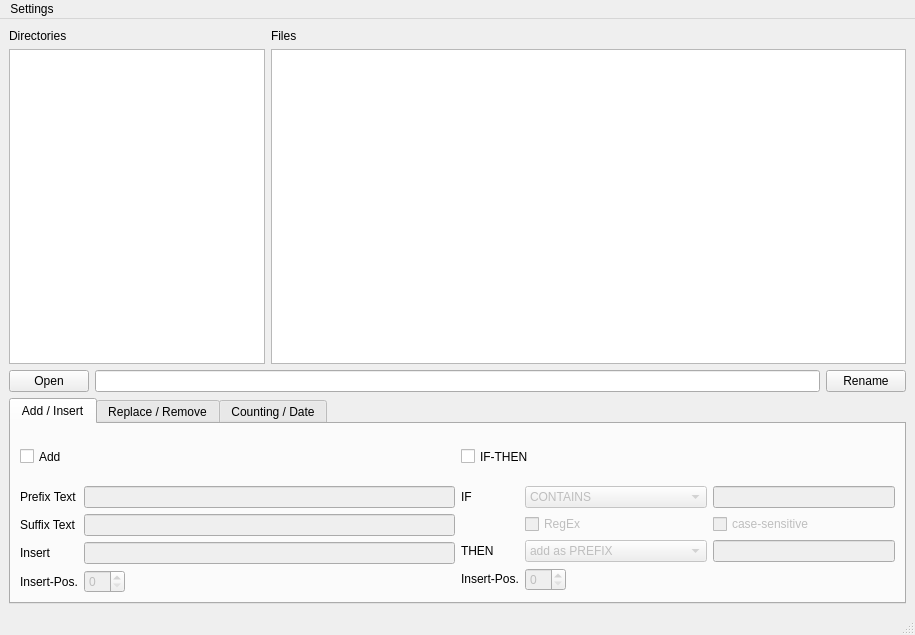
Before: the Qt Designer form mainwindow.ui in Addi90/ARenamerTool, drawn with Qt 5.
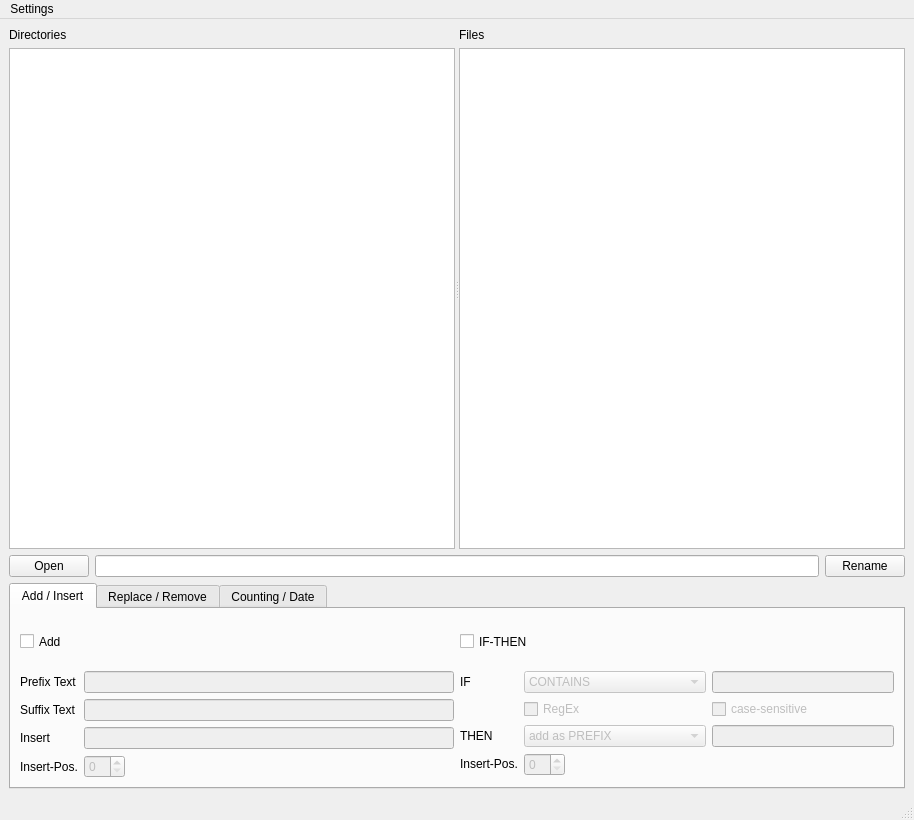
After: the same form once the commit is applied.

Commit message: changed file-ext. detection, gui

Diff of the .ui file:
```diff
--- a/mainwindow.ui
+++ b/mainwindow.ui
@@ -6,8 +6,8 @@
    <rect>
     <x>0</x>
     <y>0</y>
-    <width>915</width>
-    <height>635</height>
+    <width>914</width>
+    <height>820</height>
    </rect>
   </property>
   <property name="windowTitle">
@@ -22,12 +22,26 @@
    </property>
    <layout class="QVBoxLayout" name="verticalLayout">
     <item>
-     <layout class="QFormLayout" name="formLayout">
-      <property name="topMargin">
-       <number>1</number>
+     <widget class="QSplitter" name="splitter">
+      <property name="sizePolicy">
+       <sizepolicy hsizetype="Expanding" vsizetype="Expanding">
+        <horstretch>0</horstretch>
+        <verstretch>0</verstretch>
+       </sizepolicy>
       </property>
+      <property name="orientation">
+       <enum>Qt::Horizontal</enum>
+      </property>
+      <widget class="QWidget" name="gridLayoutWidget">
+       <layout class="QGridLayout" name="gridLayout_7">
       <item row="0" column="0">
        <widget class="QLabel" name="label_13">
+          <property name="sizePolicy">
+           <sizepolicy hsizetype="Minimum" vsizetype="Preferred">
+            <horstretch>0</horstretch>
+            <verstretch>0</verstretch>
+           </sizepolicy>
+          </property>
         <property name="locale">
          <locale language="English" country="UnitedKingdom"/>
         </property>
@@ -36,7 +50,27 @@
         </property>
        </widget>
       </item>
-      <item row="0" column="1">
+        <item row="1" column="0">
+         <widget class="QTreeView" name="treeView_2">
+          <property name="sizePolicy">
+           <sizepolicy hsizetype="Minimum" vsizetype="Expanding">
+            <horstretch>0</horstretch>
+            <verstretch>0</verstretch>
+           </sizepolicy>
+          </property>
+          <property name="locale">
+           <locale language="English" country="UnitedKingdom"/>
+          </property>
+          <property name="itemsExpandable">
+           <bool>true</bool>
+          </property>
+         </widget>
+        </item>
+       </layout>
+      </widget>
+      <widget class="QWidget" name="gridLayoutWidget_2">
+       <layout class="QGridLayout" name="gridLayout_8">
+        <item row="0" column="0">
        <widget class="QLabel" name="label_14">
         <property name="locale">
          <locale language="English" country="UnitedKingdom"/>
@@ -47,13 +81,6 @@
        </widget>
       </item>
       <item row="1" column="0">
-       <widget class="QTreeView" name="treeView_2">
-        <property name="locale">
-         <locale language="English" country="UnitedKingdom"/>
-        </property>
-       </widget>
-      </item>
-      <item row="1" column="1">
        <widget class="QTreeView" name="treeView">
         <property name="focusPolicy">
          <enum>Qt::NoFocus</enum>
@@ -70,11 +97,22 @@
        </widget>
       </item>
      </layout>
+      </widget>
+     </widget>
     </item>
     <item>
      <layout class="QHBoxLayout" name="horizontalLayout_11">
+      <property name="sizeConstraint">
+       <enum>QLayout::SetDefaultConstraint</enum>
+      </property>
       <item>
        <widget class="QPushButton" name="pushButton">
+        <property name="sizePolicy">
+         <sizepolicy hsizetype="Minimum" vsizetype="Fixed">
+          <horstretch>0</horstretch>
+          <verstretch>0</verstretch>
+         </sizepolicy>
+        </property>
         <property name="locale">
          <locale language="English" country="UnitedKingdom"/>
         </property>
@@ -1047,7 +1085,7 @@
     <rect>
      <x>0</x>
      <y>0</y>
-     <width>915</width>
+     <width>914</width>
      <height>25</height>
     </rect>
    </property>
```
Left out of the diff: 13 changed lines with no effect on the pictures. Lines whose indentation alone changed are shown as unchanged. The commit also changes 4 other files.
